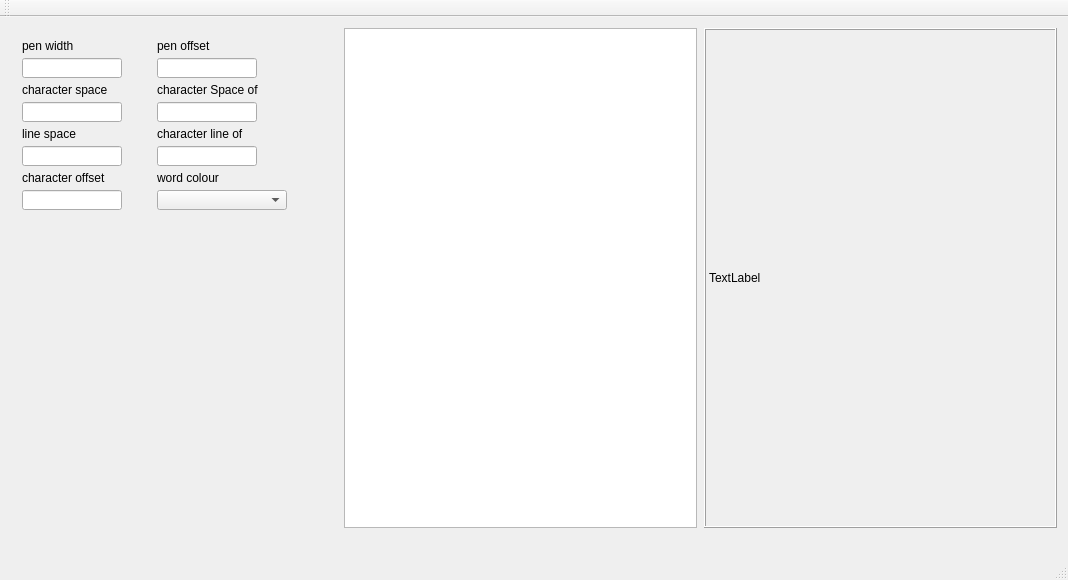
The window that mainwindow.ui (HanFa/godhand) describes before a commit, drawn with Qt 5.
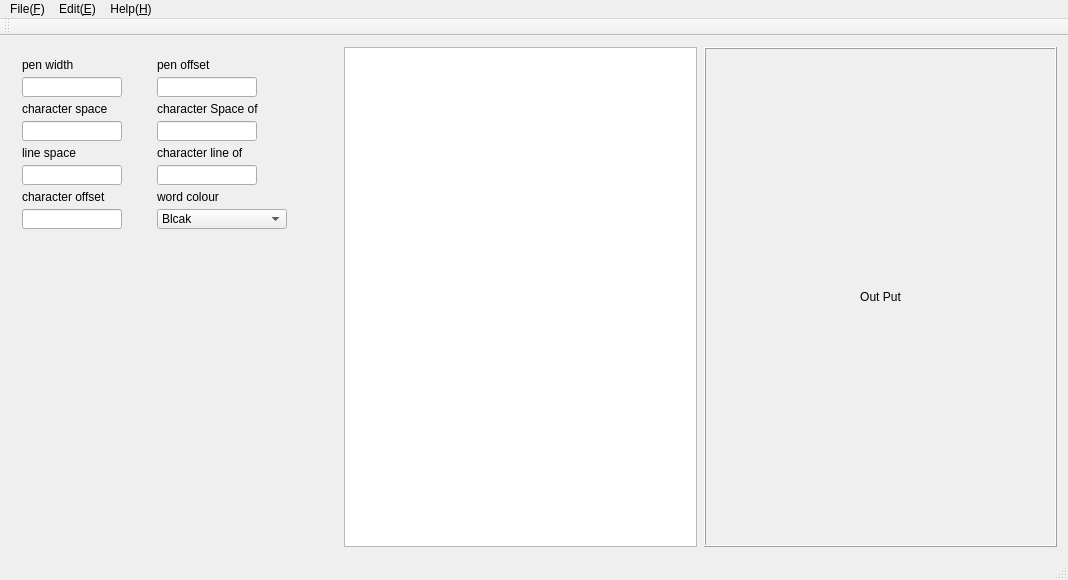
The same window after the commit.

```diff
--- a/mainwindow.ui
+++ b/mainwindow.ui
@@ -31,6 +31,12 @@
   <property name="windowTitle">
    <string>MainWindow</string>
   </property>
+  <property name="autoFillBackground">
+   <bool>false</bool>
+  </property>
+  <property name="toolButtonStyle">
+   <enum>Qt::ToolButtonIconOnly</enum>
+  </property>
   <widget class="QWidget" name="centralWidget">
    <widget class="QWidget" name="verticalLayoutWidget">
     <property name="geometry">
@@ -178,6 +184,11 @@
          <height>20</height>
         </size>
        </property>
+       <item>
+        <property name="text">
+         <string extracomment="黑色">Blcak</string>
+        </property>
+       </item>
       </widget>
      </item>
      <item row="6" column="1">
@@ -216,6 +227,12 @@
       <height>0</height>
      </size>
     </property>
+    <property name="acceptDrops">
+     <bool>false</bool>
+    </property>
+    <property name="autoFillBackground">
+     <bool>true</bool>
+    </property>
     <property name="frameShape">
      <enum>QFrame::Box</enum>
     </property>
@@ -223,7 +240,10 @@
      <enum>QFrame::Raised</enum>
     </property>
     <property name="text">
-     <string>TextLabel</string>
+     <string>Out Put</string>
+    </property>
+    <property name="alignment">
+     <set>Qt::AlignCenter</set>
     </property>
    </widget>
    <widget class="QTextEdit" name="textEdit">
@@ -258,6 +278,26 @@
      <height>26</height>
     </rect>
    </property>
+   <widget class="QMenu" name="menufile">
+    <property name="title">
+     <string>File(&amp;F)</string>
+    </property>
+   </widget>
+   <widget class="QMenu" name="menuEdit">
+    <property name="title">
+     <string>Edit(&amp;E)</string>
+    </property>
+    <addaction name="Initial"/>
+    <addaction name="Generate"/>
+   </widget>
+   <widget class="QMenu" name="menuHelp">
+    <property name="title">
+     <string>Help(&amp;H)</string>
+    </property>
+   </widget>
+   <addaction name="menufile"/>
+   <addaction name="menuEdit"/>
+   <addaction name="menuHelp"/>
   </widget>
   <widget class="QToolBar" name="mainToolBar">
    <attribute name="toolBarArea">
```
Left out of the diff: 19 changed lines with no effect on the pictures.
